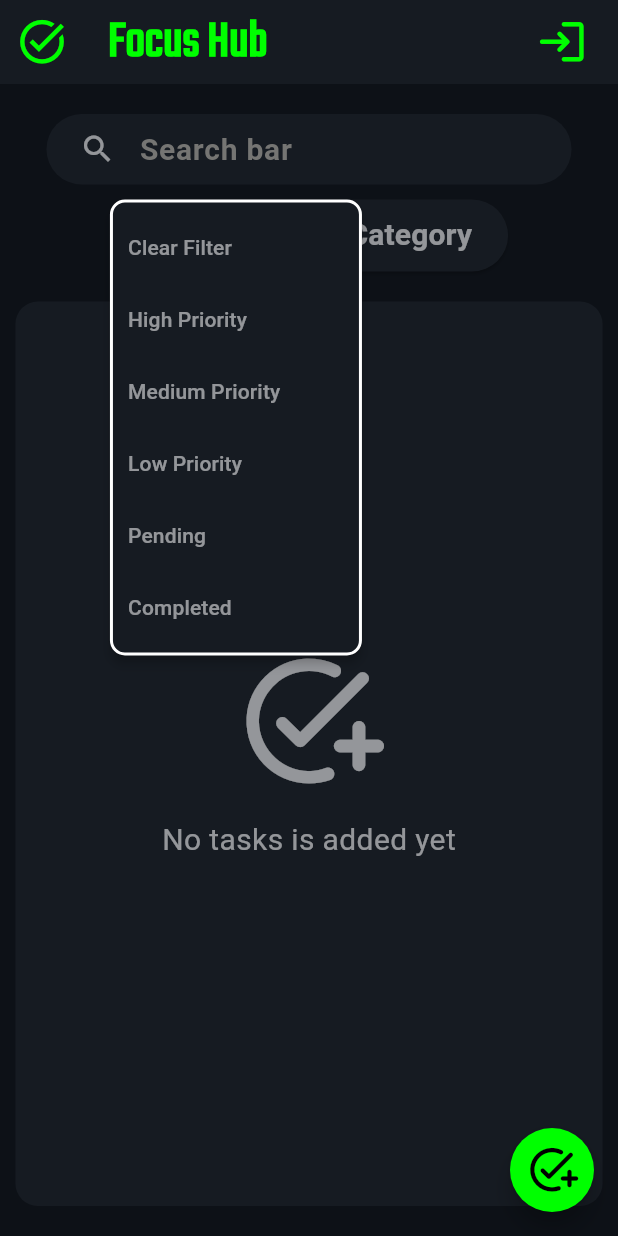
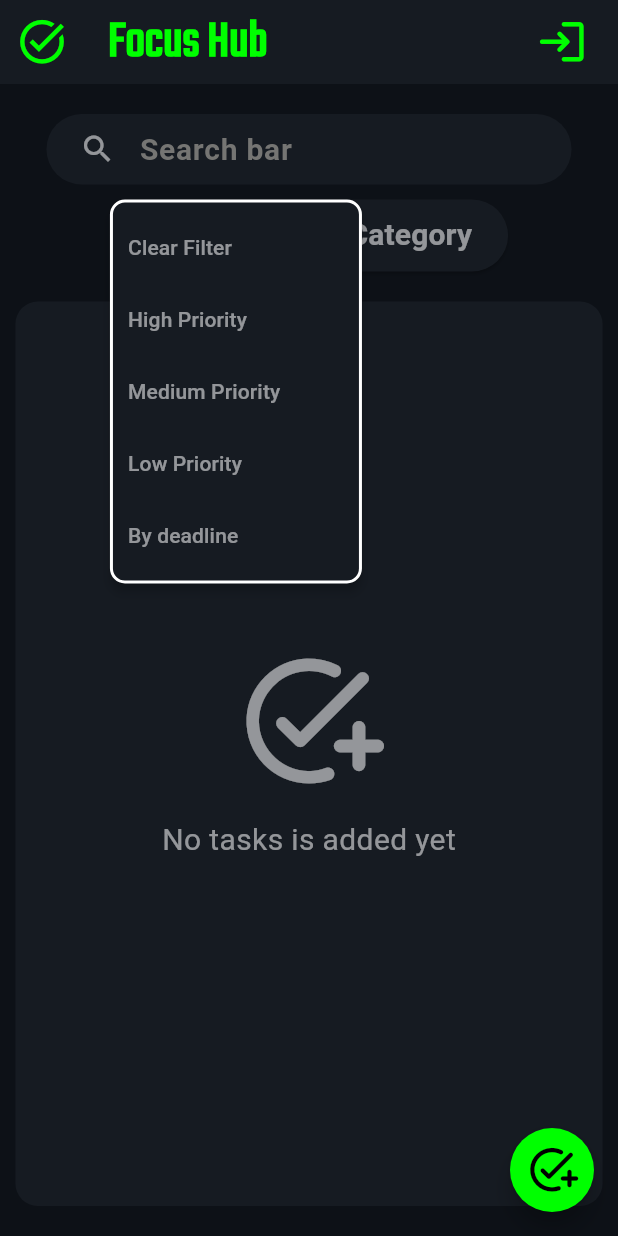
Before and after one commit to Dharanesh192/Flutter-Todo-List, a Flutter app: the screen it shows after launch, after a tap on "Filter By", on a phone screen of 412 x 824 dp. Run offline on Flutter 3.47's test engine with Material 3 defaults, Android fonts, the phone set to English and light mode, and no system bars; our stand-ins replace connectivity_plus, sembast, sembast_web, supabase_flutter; missing offline and left inert: dart:html; accounts and stored records are empty.

Commit message:
Change the container size to expandable

```diff
--- a/lib/Screen/task_view.dart
+++ b/lib/Screen/task_view.dart
@@ -47,10 +47,9 @@ class TaskviewState extends State<Taskview> with WidgetsBindingObserver {
   void _filter(String filter, String keyword, bool iscategory) {
     setState(() {
       var temp = tasks;
-      if (filter == 'Completed') {
-        temp = tasks.where((task) => task.isComplete).toList(); // Show only completed tasks
-      } else if (filter == 'Pending') {
-        temp = tasks.where((task) => !task.isComplete).toList(); // Show only incomplete tasks
+      if (filter == 'Deadline') {
+        temp = tasks.where((v) => v.deadline != null && v.isComplete == false).toList(); // Show only incomplete tasks
+        temp.sort((a, b) =>   a.deadline!.compareTo(b.deadline!),);
       } else if (filter == 'High') {
         temp = tasks.where((task) => task.priority == 'High').toList(); // Show only high-priority tasks
       } else if (filter == 'Medium') {
@@ -244,8 +243,9 @@ class TaskviewState extends State<Taskview> with WidgetsBindingObserver {
                       6.) So that's why I use this second (if-statement) to solve this
                       */
                         return Container(
-                        height: 100,
+                        constraints: const BoxConstraints(minHeight: 100), // Set a minimum height 100 for the container to ensure it doesn't shrink too much and this make the container expandable when needed
                         margin: const EdgeInsets.symmetric(horizontal: 15, vertical: 5),
+                        padding: const EdgeInsets.symmetric(vertical: 5),
                         decoration: BoxDecoration(
                           borderRadius: BorderRadius.circular(10),
                           border: Border.all(
@@ -284,19 +284,15 @@ class TaskviewState extends State<Taskview> with WidgetsBindingObserver {
                               const SizedBox(width: 10),
                               Expanded(
                                 child: Column(
+                                  mainAxisSize: MainAxisSize.min, // We not set the min height of the parent container so to avoid the text overflow we use this property to make the column height as minimum as possible
                                   mainAxisAlignment: MainAxisAlignment.center,
                                   crossAxisAlignment: CrossAxisAlignment.start,
                                   children: [
-                                    SizedBox(
-                                      height: 25,
-                                      child: SingleChildScrollView(
-                                        physics: ClampingScrollPhysics(),
-                                        child: Text(
-                                          filtertask[index].taskName, // Use the task title from the list
-                                          style: const TextStyle(color: Colors.white, fontSize: 16, fontWeight: FontWeight.bold),
-                                        ),
-                                      ),
-                                    ),
+                                         Text(
+                                            filtertask[index].taskName, // Use the task title from the list
+                                            style: const TextStyle(height: 1.3, color: Colors.white, fontSize: 16, fontWeight: FontWeight.bold),
+                                          ),
+
                                     const SizedBox(height: 5),
                                     TaskSubtitle(
                                       category: filtertask[index].category, // Use the task category from the list
--- a/lib/main.dart
+++ b/lib/main.dart
@@ -280,12 +280,8 @@ class _Homepagestate extends State<Homepage> {
                                 child: Text('Low Priority', style: TextStyle(color: Colors.white54)),
                               ),
                               const PopupMenuItem(
-                                value: 'Pending',
-                                child: Text('Pending', style: TextStyle(color: Colors.white54)),
-                              ),
-                              const PopupMenuItem(
-                                value: 'Completed',
-                                child: Text('Completed', style: TextStyle(color: Colors.white54)),
+                                value: 'Deadline',
+                                child: Text('By deadline', style: TextStyle(color: Colors.white54)),
                               ),
                             ],
                             onSelected: (value) {
--- a/lib/repository/task_repository.dart
+++ b/lib/repository/task_repository.dart
@@ -138,13 +138,12 @@ class TaskRepository
 
   // Get all tasks
   Future<List<TaskModel>> getAllTasks() async {
-    final db = await dbcreation; // database object
+  final db = await dbcreation;
 
-    final finder = Finder(sortOrders:
+  final finder = Finder(sortOrders:
     [
       SortOrder('isComplete',true), // -> sort by isComplete in ascending order (false first then true).
-      SortOrder('deadline',true),
-      SortOrder('createdAt',false)
+      SortOrder('createdAt',false),
     ],);
     /* Finder is like a query/condition used in find to get the data as per given query/condition.
     It like a variable used to store the query/condition */
@@ -164,7 +163,7 @@ class TaskRepository
                   that repectly call
                   like for loop.
     */
-  }
+}
 
   Future<void> pullTasksFromSupabase() async {
     if (_supabase.auth.currentUser == null) return;
```
